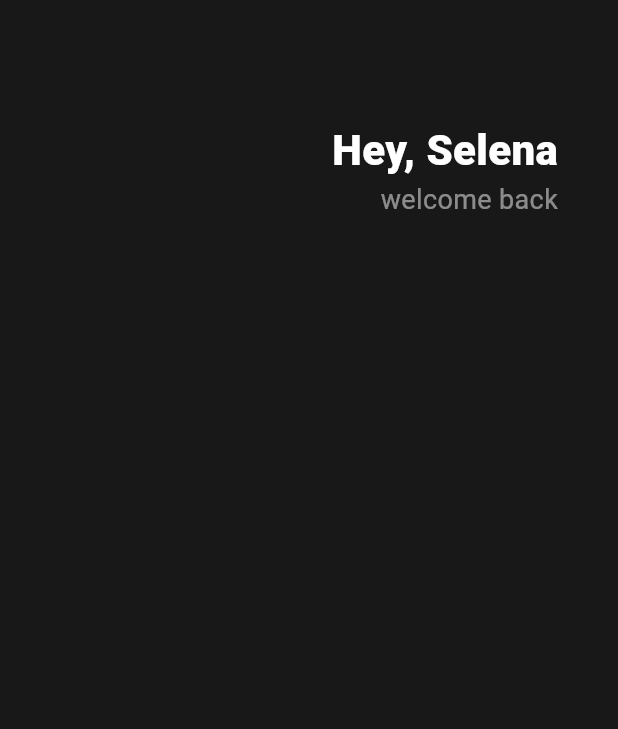
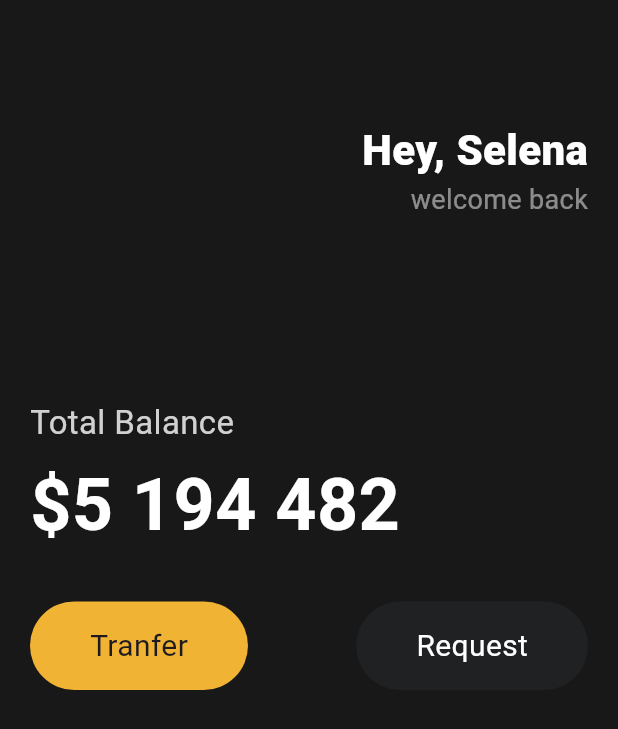
Before and after one commit to Xeostop1/flutter-webtoon, a Flutter app: the screen it shows after launch, on a phone screen of 412 x 824 dp. Shown: the top 729 px of the screen. Run offline on Flutter 3.47's test engine with Material 3 defaults, Android fonts, the phone set to English and light mode, and no system bars.

Commit message:
edit: create myBtn

```diff
--- a/lib/main.dart
+++ b/lib/main.dart
@@ -12,9 +12,10 @@ class App extends StatelessWidget {
       home:Scaffold(
         backgroundColor: Color(0xFF181818),
         body: Padding(
-            padding: EdgeInsets.symmetric(horizontal: 40),
+            padding: EdgeInsets.symmetric(horizontal: 20),
             child:
               Column(
+                crossAxisAlignment: CrossAxisAlignment.start,
                 children: [
                   SizedBox(
                     height: 80,
@@ -42,7 +43,64 @@ class App extends StatelessWidget {
                         ],
                       )
                     ],
+                  ),
+                  SizedBox(
+                    height: 120,
+                  ),
+                  Text("Total Balance",
+                    style: TextStyle(
+                      fontSize: 22,
+                      color: Colors.white.withOpacity(0.8)
+                    ),
+                  ),
+                  SizedBox(height: 5),
+                  Text("\$5 194 482",
+                    style: TextStyle(
+                        fontSize: 48,
+                        fontWeight: FontWeight.w600,
+                        color: Colors.white
+                    ),
+                  ),
+                  SizedBox(height: 30,),
+                  Row(
+                    mainAxisAlignment: MainAxisAlignment.spaceBetween,
+                    children: [
+                      Container(
+                        decoration: BoxDecoration(
+                          color: Color(0xFFF1B333),
+                          borderRadius: BorderRadius.circular(45)
+                        ),
+                        child: Padding(padding: EdgeInsets.symmetric(
+                          vertical: 15,
+                          horizontal: 40
+                        ),
+                        child: Text("Tranfer",
+                          style: TextStyle(
+                            fontSize: 20,
+                          ),
+                        ),
+                        ),
+                      ),
+                      Container(
+                        decoration: BoxDecoration(
+                            color: Color(0xFF1F2123),
+                            borderRadius: BorderRadius.circular(45)
+                        ),
+                        child: Padding(padding: EdgeInsets.symmetric(
+                            vertical: 15,
+                            horizontal: 40
+                        ),
+                          child: Text("Request",
+                            style: TextStyle(
+                              fontSize: 20,
+                              color: Colors.white,
+                            ),
+                          ),
+                        ),
+                      )
+                    ],
                   )
+
                 ],
               )
         ),
```
Also changed, not shown: lib/widgets/button.dart (added, +31 -0 lines).
